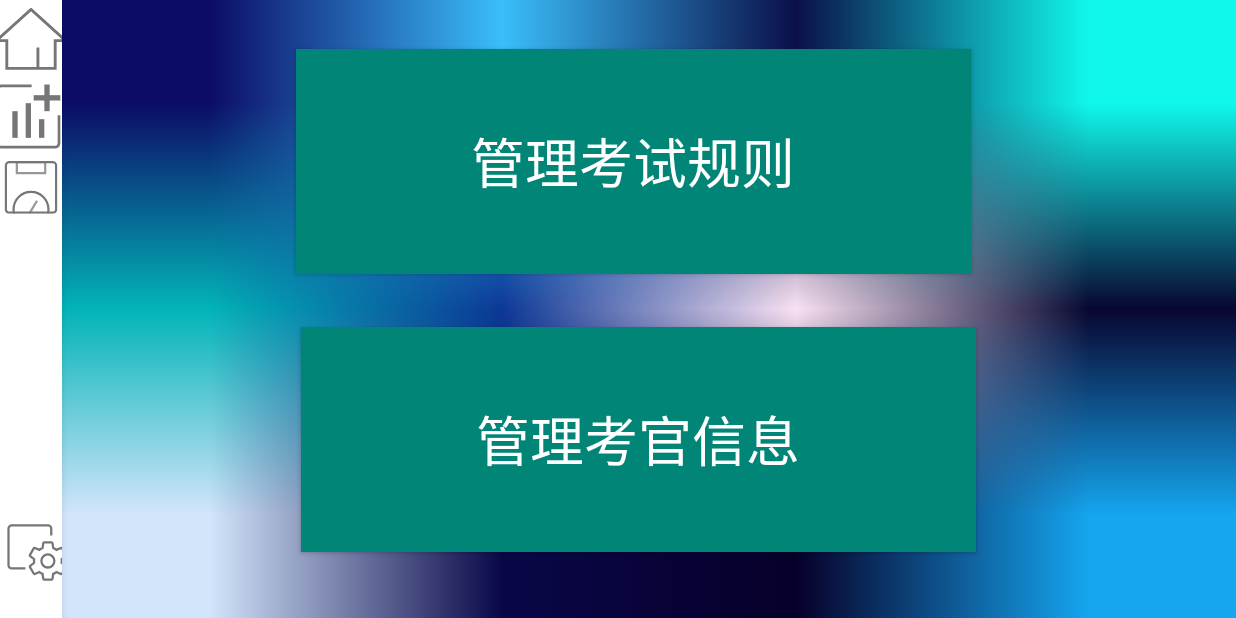
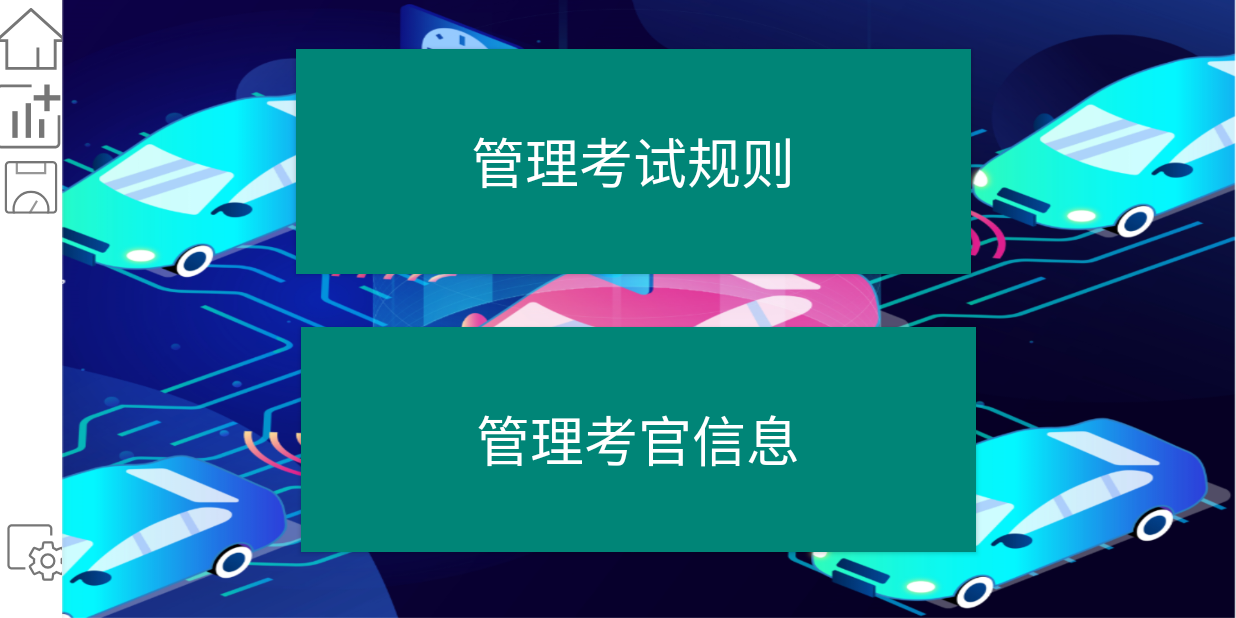
Before and after one commit to sanyuan0704/driving_test_system, an Android app: the screen it shows after launch (MainActivity), after a tap on an icon or button, on a phone screen of 824 x 412 dp (held sideways). Run offline under Robolectric (Android 15) with nearby library versions, the phone set to English and light mode, and no system bars; our stand-ins replace Room's generated code.

Commit message:
update:HomeFragment

```diff
--- a/app/src/main/java/com/whut/driving_test_system/ui/fragments/HomeFragment.java
+++ b/app/src/main/java/com/whut/driving_test_system/ui/fragments/HomeFragment.java
@@ -1,7 +1,6 @@
 package com.whut.driving_test_system.ui.fragments;
 
 import android.os.Bundle;
-import android.util.Log;
 import android.view.LayoutInflater;
 import android.view.View;
 import android.view.ViewGroup;
@@ -11,7 +10,6 @@ import android.widget.TextView;
 import com.whut.driving_test_system.R;
 import com.whut.driving_test_system.databinding.FragmentHomeBinding;
 import com.whut.driving_test_system.models.eneities.Examinee;
-import com.whut.driving_test_system.models.eneities.User;
 import com.whut.driving_test_system.models.eneities.UserWithExaminees;
 import com.whut.driving_test_system.models.repository.UserRepository;
 import com.whut.driving_test_system.ui.viewmodels.HomeViewModel;
--- a/app/src/main/java/com/whut/driving_test_system/ui/viewmodels/LoginViewModel.java
+++ b/app/src/main/java/com/whut/driving_test_system/ui/viewmodels/LoginViewModel.java
@@ -9,7 +9,7 @@ import androidx.lifecycle.ViewModel;
 
 public class LoginViewModel extends ViewModel {
     public MutableLiveData<User> user;
-    private boolean isLogin;
+    public boolean isLogin;
 
     public LoginViewModel() {
         this.user = new MutableLiveData<>(new User("","","","",0));
--- a/app/src/main/res/layout/fragment_settings_entrance.xml
+++ b/app/src/main/res/layout/fragment_settings_entrance.xml
@@ -56,9 +56,9 @@
         android:layout_width="0dp"
         android:layout_height="0dp"
         android:scaleType="fitXY"
-        android:src="@mipmap/background_0"
         app:layout_constraintBottom_toBottomOf="parent"
         app:layout_constraintEnd_toEndOf="parent"
         app:layout_constraintStart_toStartOf="parent"
-        app:layout_constraintTop_toTopOf="parent" />
+        app:layout_constraintTop_toTopOf="parent"
+        app:srcCompat="@drawable/background_0" />
 </androidx.constraintlayout.widget.ConstraintLayout>
```
Also changed, not shown: app/src/main/res/drawable-v24/background_0.png (renamed from app/src/main/res/mipmap-anydpi-v26/background_0.png).
